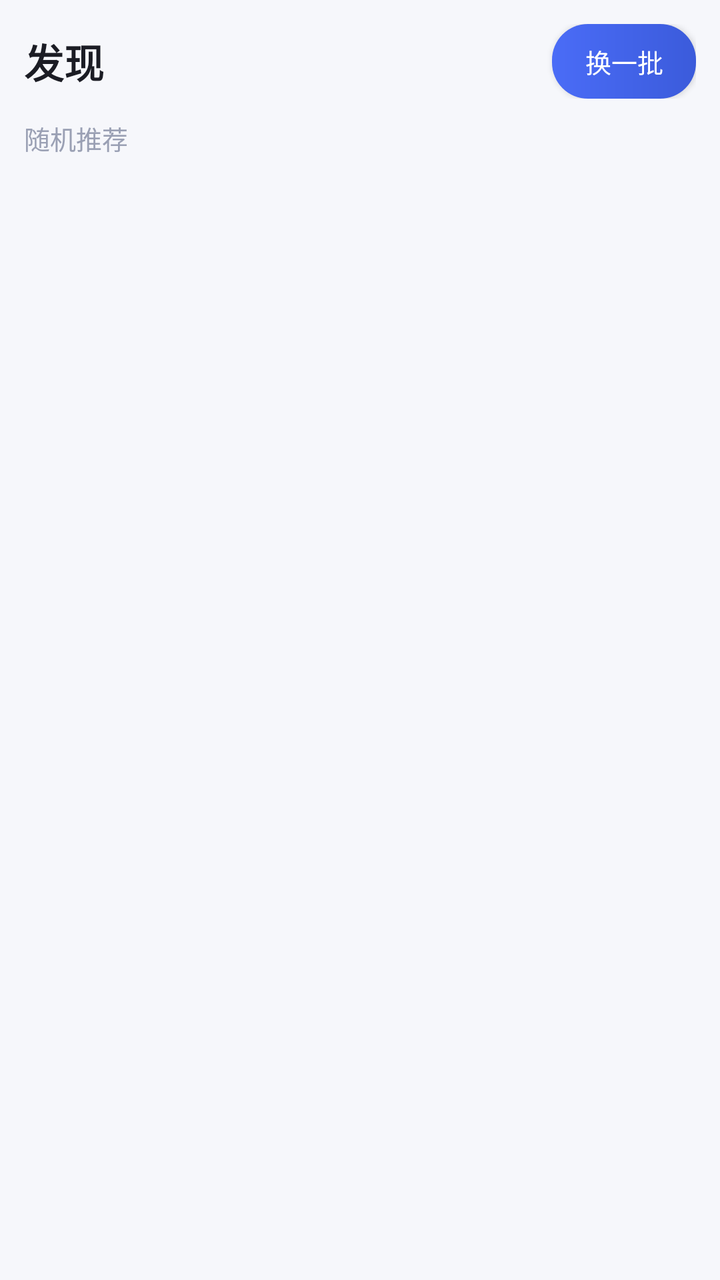
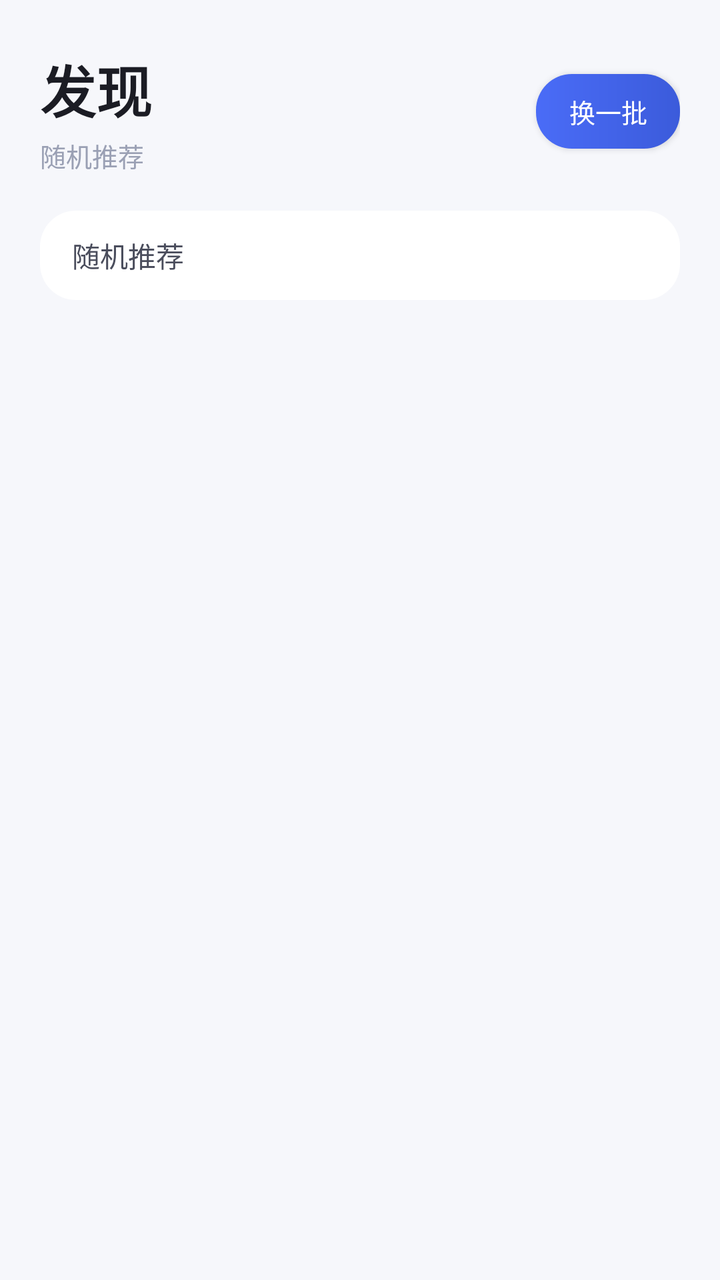

An Android layout rendered at two revisions. The XML below is the earlier revision; the diff shows what the commit changed to produce the second picture.
<!-- AndroidManifest.xml: application theme Theme.SubtitlePlayer -->
<!-- res/layout/page_discover.xml -->
<?xml version="1.0" encoding="utf-8"?>
<LinearLayout xmlns:android="http://schemas.android.com/apk/res/android"
    android:id="@+id/pageDiscover"
    android:layout_width="match_parent"
    android:layout_height="match_parent"
    android:orientation="vertical"
    android:padding="12dp">

    <LinearLayout
        android:layout_width="match_parent"
        android:layout_height="wrap_content"
        android:gravity="center_vertical"
        android:orientation="horizontal">

        <TextView
            android:layout_width="0dp"
            android:layout_height="wrap_content"
            android:layout_weight="1"
            android:text="@string/discover_title"
            android:textColor="@color/text_primary"
            android:textSize="20sp"
            android:textStyle="bold" />

        <Button
            android:id="@+id/btnRefreshDiscover"
            style="@style/BtnStyle"
            android:layout_width="wrap_content"
            android:layout_height="wrap_content"
            android:minWidth="72dp"
            android:text="@string/refresh" />
    </LinearLayout>

    <TextView
        android:layout_width="match_parent"
        android:layout_height="wrap_content"
        android:layout_marginTop="10dp"
        android:text="@string/discover_random"
        android:textColor="@color/text_hint"
        android:textSize="13sp" />

    <androidx.recyclerview.widget.RecyclerView
        android:id="@+id/recyclerDiscover"
        android:layout_width="match_parent"
        android:layout_height="0dp"
        android:layout_marginTop="6dp"
        android:layout_weight="1"
        android:clipToPadding="false"
        android:paddingBottom="8dp" />

</LinearLayout>
<!-- resources referenced by this layout -->
<resources>
  <color name="text_hint">#9AA0B4</color>
  <color name="text_primary">#1B1C24</color>
  <string name="discover_random">随机推荐</string>
  <string name="discover_title">发现</string>
  <string name="refresh">换一批</string>
  <style name="BtnStyle" parent="Widget.AppCompat.Button">
          <item name="android:background">@drawable/bg_button</item>
          <item name="android:textColor">@color/white</item>
          <item name="android:textAllCaps">false</item>
          <item name="android:textSize">13sp</item>
          <item name="android:minHeight">0dp</item>
          <item name="android:minWidth">0dp</item>
          <item name="android:insetTop">0dp</item>
          <item name="android:insetBottom">0dp</item>
          <item name="android:paddingTop">9dp</item>
          <item name="android:paddingBottom">9dp</item>
          <item name="android:paddingStart">10dp</item>
          <item name="android:paddingEnd">10dp</item>
      </style>
  <style name="Theme.SubtitlePlayer" parent="Theme.AppCompat.DayNight.NoActionBar">
          <item name="android:windowBackground">@color/bg</item>
          <item name="android:statusBarColor">@color/bg</item>
          <item name="android:navigationBarColor">@color/bg</item>
          
          <item name="colorAccent">@color/accent</item>
          
          <item name="alertDialogTheme">@style/ShiYinAlertDialog</item>
      </style>
  <!-- drawable bg_button (drawable) -->
  <?xml version="1.0" encoding="utf-8"?>
  <shape xmlns:android="http://schemas.android.com/apk/res/android"
      android:shape="rectangle">
      <corners android:radius="18dp" />
      <gradient
          android:angle="0"
          android:endColor="@color/accent_dark"
          android:startColor="@color/accent" />
  </shape>
  <color name="white">#FFFFFF</color>
  <color name="bg">#F6F7FB</color>
  <color name="accent">#4A6CF7</color>
  <style name="ShiYinAlertDialog" parent="Theme.AppCompat.DayNight.Dialog.Alert">
          <item name="colorAccent">@color/accent</item>
          <item name="android:windowBackground">@drawable/bg_dialog</item>
      </style>
  <color name="accent_dark">#3B5BDB</color>
  <!-- drawable bg_dialog (drawable) -->
  <?xml version="1.0" encoding="utf-8"?>
  <shape xmlns:android="http://schemas.android.com/apk/res/android"
      android:shape="rectangle">
      <corners android:radius="20dp" />
      <solid android:color="@color/bg" />
  </shape>
</resources>

<!-- the commit's change to res/layout/page_discover.xml (unified diff, before → after) -->
@@ -3,8 +3,12 @@
     android:id="@+id/pageDiscover"
     android:layout_width="match_parent"
     android:layout_height="match_parent"
+    android:background="@color/bg"
     android:orientation="vertical"
-    android:padding="12dp">
+    android:paddingStart="20dp"
+    android:paddingEnd="20dp"
+    android:paddingTop="24dp"
+    android:paddingBottom="8dp">
 
     <LinearLayout
         android:layout_width="match_parent"
@@ -12,14 +16,28 @@
         android:gravity="center_vertical"
         android:orientation="horizontal">
 
-        <TextView
+        <LinearLayout
             android:layout_width="0dp"
             android:layout_height="wrap_content"
             android:layout_weight="1"
-            android:text="@string/discover_title"
-            android:textColor="@color/text_primary"
-            android:textSize="20sp"
-            android:textStyle="bold" />
+            android:orientation="vertical">
+
+            <TextView
+                android:layout_width="wrap_content"
+                android:layout_height="wrap_content"
+                android:text="@string/discover_title"
+                android:textColor="@color/text_primary"
+                android:textSize="28sp"
+                android:textStyle="bold" />
+
+            <TextView
+                android:layout_width="wrap_content"
+                android:layout_height="wrap_content"
+                android:layout_marginTop="3dp"
+                android:text="@string/discover_random"
+                android:textColor="@color/text_hint"
+                android:textSize="13sp" />
+        </LinearLayout>
 
         <Button
             android:id="@+id/btnRefreshDiscover"
@@ -33,10 +51,15 @@
     <TextView
         android:layout_width="match_parent"
         android:layout_height="wrap_content"
-        android:layout_marginTop="10dp"
+        android:layout_marginTop="18dp"
+        android:background="@drawable/bg_mini"
+        android:paddingStart="16dp"
+        android:paddingEnd="16dp"
+        android:paddingTop="12dp"
+        android:paddingBottom="12dp"
         android:text="@string/discover_random"
-        android:textColor="@color/text_hint"
-        android:textSize="13sp" />
+        android:textColor="@color/text_normal"
+        android:textSize="14sp" />
 
     <androidx.recyclerview.widget.RecyclerView
         android:id="@+id/recyclerDiscover"
<!-- resource entries referenced after the edit -->
@@ -1,7 +1,15 @@
 <!-- resources referenced by this layout -->
 <resources>
   <color name="text_hint">#9AA0B4</color>
+  <color name="text_normal">#4A4D5C</color>
   <color name="text_primary">#1B1C24</color>
+  <!-- drawable bg_mini (drawable) -->
+  <?xml version="1.0" encoding="utf-8"?>
+  <shape xmlns:android="http://schemas.android.com/apk/res/android"
+      android:shape="rectangle">
+      <corners android:radius="18dp" />
+      <solid android:color="@color/surface" />
+  </shape>
   <string name="discover_random">随机推荐</string>
   <string name="discover_title">发现</string>
   <string name="refresh">换一批</string>
@@ -28,6 +36,7 @@
           
           <item name="alertDialogTheme">@style/ShiYinAlertDialog</item>
       </style>
+  <color name="surface">#FFFFFF</color>
   <!-- drawable bg_button (drawable) -->
   <?xml version="1.0" encoding="utf-8"?>
   <shape xmlns:android="http://schemas.android.com/apk/res/android"
